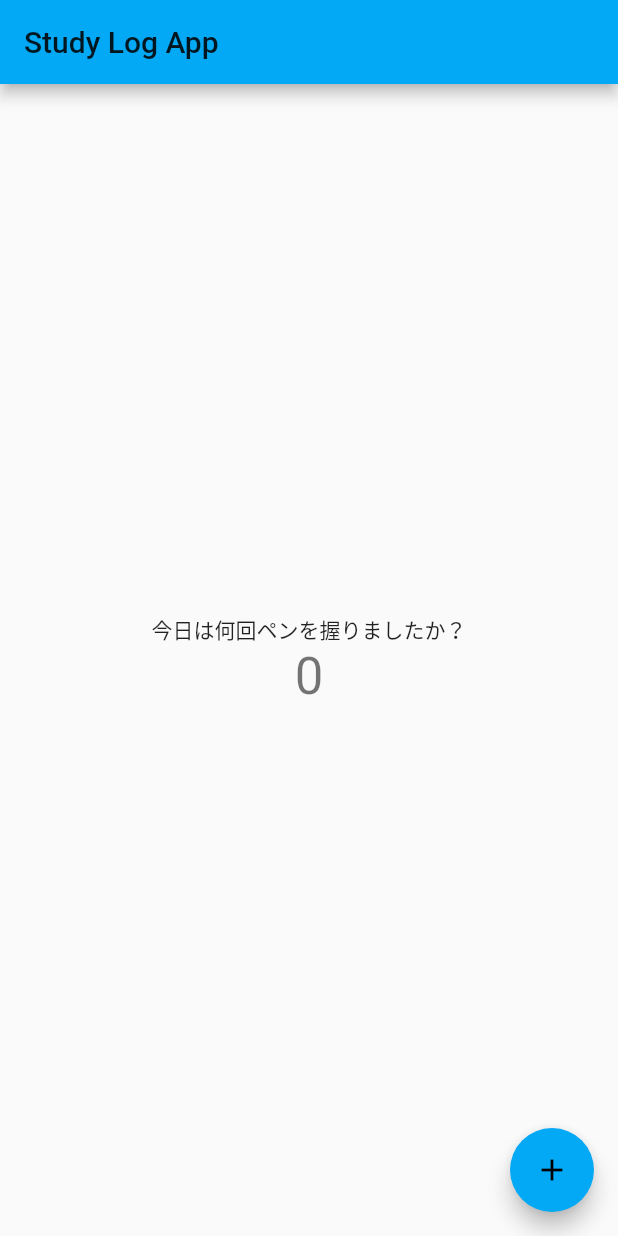
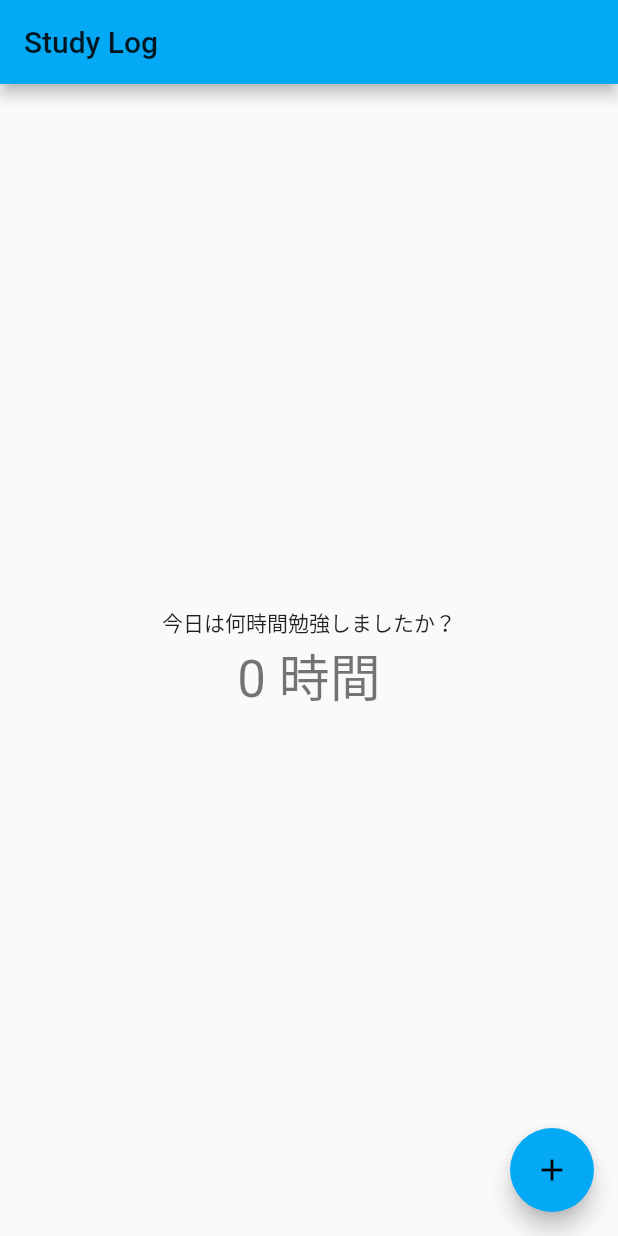
Before and after one commit to nanakamado/studyLogApp, a Flutter app: the screen it shows after launch, on a phone screen of 412 x 824 dp. Run offline on Flutter 3.47's test engine with Material 2 defaults, Android fonts, the phone set to English and light mode, and no system bars.

Commit message:
update 日本語対応の確認

```diff
--- a/study_log_app/lib/main.dart
+++ b/study_log_app/lib/main.dart
@@ -9,31 +9,18 @@ class MyApp extends StatelessWidget {
   @override
   Widget build(BuildContext context) {
     return MaterialApp(
-      title: 'Flutter Demo',
+      title: 'Study Log',
       theme: ThemeData(
         primarySwatch: Colors.lightBlue,
-        // This makes the visual density adapt to the platform that you run
-        // the app on. For desktop platforms, the controls will be smaller and
-        // closer together (more dense) than on mobile platforms.
         visualDensity: VisualDensity.adaptivePlatformDensity,
       ),
-      home: MyHomePage(title: 'Study Log App'),
+      home: MyHomePage(title: 'Study Log'),
     );
   }
 }
 
 class MyHomePage extends StatefulWidget {
   MyHomePage({Key key, this.title}) : super(key: key);
-
-  // This widget is the home page of your application. It is stateful, meaning
-  // that it has a State object (defined below) that contains fields that affect
-  // how it looks.
-
-  // This class is the configuration for the state. It holds the values (in this
-  // case the title) provided by the parent (in this case the App widget) and
-  // used by the build method of the State. Fields in a Widget subclass are
-  // always marked "final".
-
   final String title;
 
   @override
@@ -45,54 +32,25 @@ class _MyHomePageState extends State<MyHomePage> {
 
   void _incrementCounter() {
     setState(() {
-      // This call to setState tells the Flutter framework that something has
-      // changed in this State, which causes it to rerun the build method below
-      // so that the display can reflect the updated values. If we changed
-      // _counter without calling setState(), then the build method would not be
-      // called again, and so nothing would appear to happen.
       _counter++;
     });
   }
 
   @override
   Widget build(BuildContext context) {
-    // This method is rerun every time setState is called, for instance as done
-    // by the _incrementCounter method above.
-    //
-    // The Flutter framework has been optimized to make rerunning build methods
-    // fast, so that you can just rebuild anything that needs updating rather
-    // than having to individually change instances of widgets.
     return Scaffold(
       appBar: AppBar(
-        // Here we take the value from the MyHomePage object that was created by
-        // the App.build method, and use it to set our appbar title.
         title: Text(widget.title),
       ),
       body: Center(
-        // Center is a layout widget. It takes a single child and positions it
-        // in the middle of the parent.
         child: Column(
-          // Column is also a layout widget. It takes a list of children and
-          // arranges them vertically. By default, it sizes itself to fit its
-          // children horizontally, and tries to be as tall as its parent.
-          //
-          // Invoke "debug painting" (press "p" in the console, choose the
-          // "Toggle Debug Paint" action from the Flutter Inspector in Android
-          // Studio, or the "Toggle Debug Paint" command in Visual Studio Code)
-          // to see the wireframe for each widget.
-          //
-          // Column has various properties to control how it sizes itself and
-          // how it positions its children. Here we use mainAxisAlignment to
-          // center the children vertically; the main axis here is the vertical
-          // axis because Columns are vertical (the cross axis would be
-          // horizontal).
           mainAxisAlignment: MainAxisAlignment.center,
           children: <Widget>[
             Text(
-              '今日は何回ペンを握りましたか？',
+              '今日は何時間勉強しましたか？',
             ),
             Text(
-              '$_counter',
+              '$_counter ' + '時間',
               style: Theme.of(context).textTheme.headline4,
             ),
           ],
```
